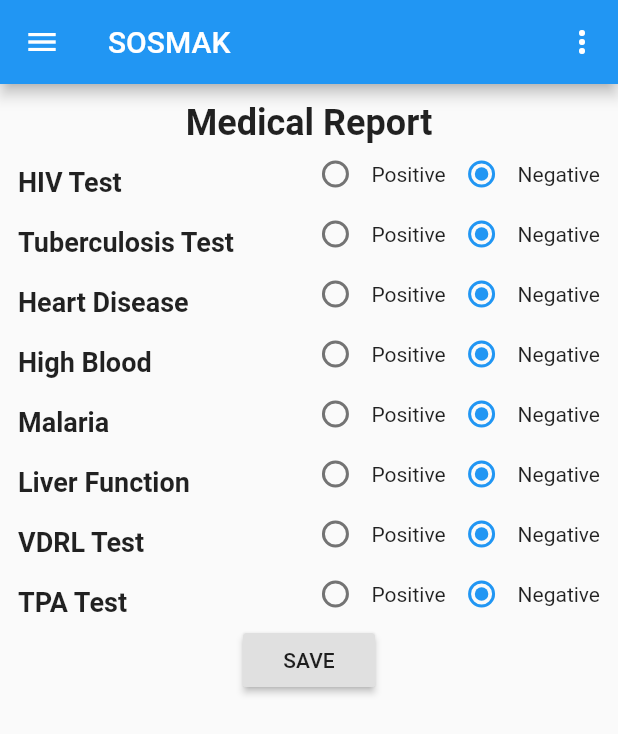
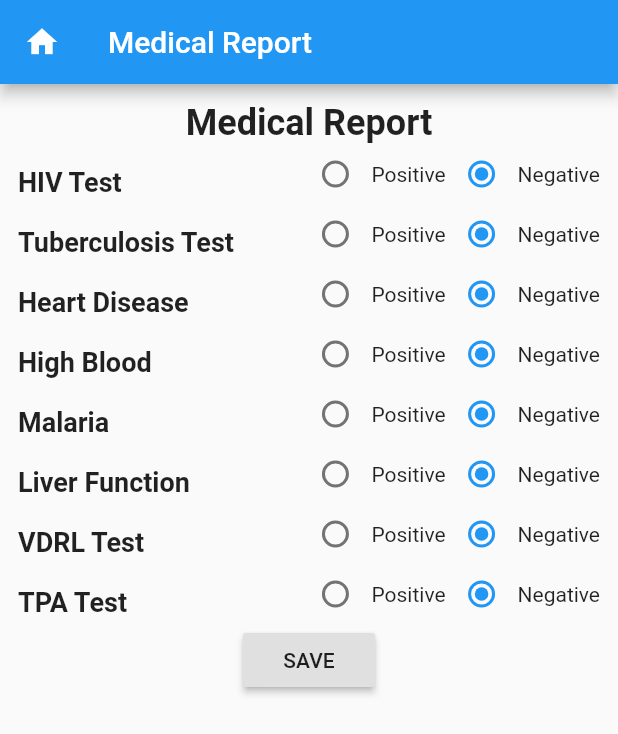
Before and after one commit to ianvillamia/SOSMAK, a Flutter app: the Home screen opened directly, after a tap on "Medical Report", on a phone screen of 412 x 824 dp. Shown: the top 734 px of the screen. Run offline on Flutter 3.47's test engine with Material 2 defaults, Android fonts, the phone set to English and light mode, and no system bars; drawn by our look-alikes of group_radio_button; our stand-ins replace cloud_firestore, firebase_auth, firebase_core, geocoding, geolocator, google_maps_flutter and 1 more; missing offline and left inert: flutter_polyline_points, google_maps_webservice, nima, search_map_place; accounts and stored records are empty.

```diff
--- a/lib/models/userModel.dart
+++ b/lib/models/userModel.dart
@@ -14,6 +14,8 @@ class UserModel {
     this.lastName = doc.data()['lastName'] ?? '';
     this.email = doc.data()['email'] ?? '';
     this.ref = doc.data()['ref'] ?? '';
+    this.ref = doc.data()['address'] ?? '';
+    this.role = doc.data()['role'] ?? 'citizen';
   }
   UserModel() {}
   toMap() {
--- /dev/null
+++ b/lib/provider/userDetailsProvider.dart
@@ -0,0 +1,11 @@
+import 'package:SOSMAK/models/userModel.dart';
+import 'package:cloud_firestore/cloud_firestore.dart';
+import 'package:flutter/foundation.dart';
+
+class UserDetailsProvider extends ChangeNotifier {
+  UserModel currentUser;
+  setCurrentUser(DocumentSnapshot doc) {
+    UserModel _user = UserModel.get(doc);
+    this.currentUser = _user;
+  }
+}
--- a/lib/screens/home.dart
+++ b/lib/screens/home.dart
@@ -1,3 +1,4 @@
+import 'package:SOSMAK/provider/userDetailsProvider.dart';
 import 'package:SOSMAK/screens/admin/create_police_account/createPoliceAccount.dart';
 import 'package:SOSMAK/screens/chat_screens/chatList.dart';
 import 'package:SOSMAK/screens/chat_screens/chat_home.dart';
@@ -24,6 +25,9 @@ class _HomeState extends State<Home> {
   @override
   Widget build(BuildContext context) {
     size = MediaQuery.of(context).size;
+    final userDetailsProvider =
+        Provider.of<UserDetailsProvider>(context, listen: false);
+
     return Scaffold(
       body: Container(
         width: size.width,
--- a/lib/screens/medical_report/medicalreport.dart
+++ b/lib/screens/medical_report/medicalreport.dart
@@ -1,4 +1,3 @@
-import 'package:SOSMAK/models/medicalmodel.dart';
 import 'package:SOSMAK/services/firestore_service.dart';
 import 'package:cloud_firestore/cloud_firestore.dart';
 import 'package:firebase_auth/firebase_auth.dart';
@@ -66,16 +65,13 @@ class _MedicalReportState extends State<MedicalReport> {
         ),
       ),
       appBar: AppBar(
-        title: Text('SOSMAK'),
-        actions: <Widget>[
-          IconButton(
-            icon: Icon(
-              Icons.more_vert,
-              color: Colors.white,
-            ),
-            onPressed: () {},
-          )
-        ],
+        title: Text('Medical Report'),
+        leading: IconButton(
+          icon: Icon(Icons.home),
+          onPressed: () {
+            Navigator.pop(context);
+          },
+        ),
       ),
       body: Container(
         width: size.width,
```
Also changed, not shown: lib/main.dart (+7 -1 lines), lib/services/authentication_service.dart (+17 -0 lines), lib/services/chatService.dart (+3 -4 lines), 1 other file.
